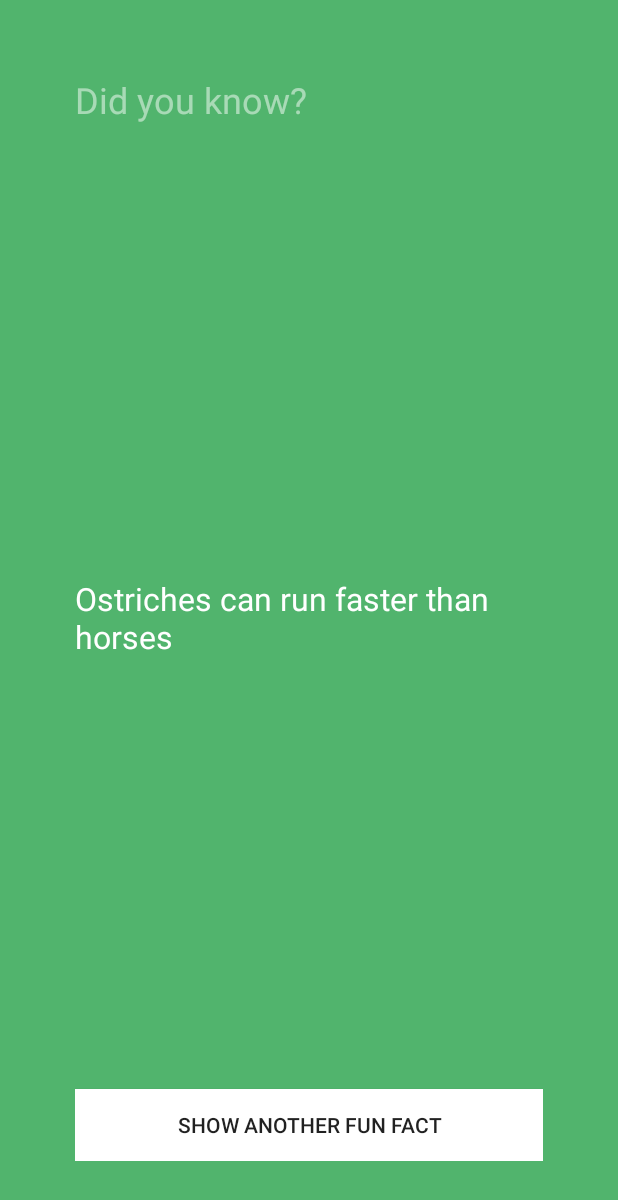
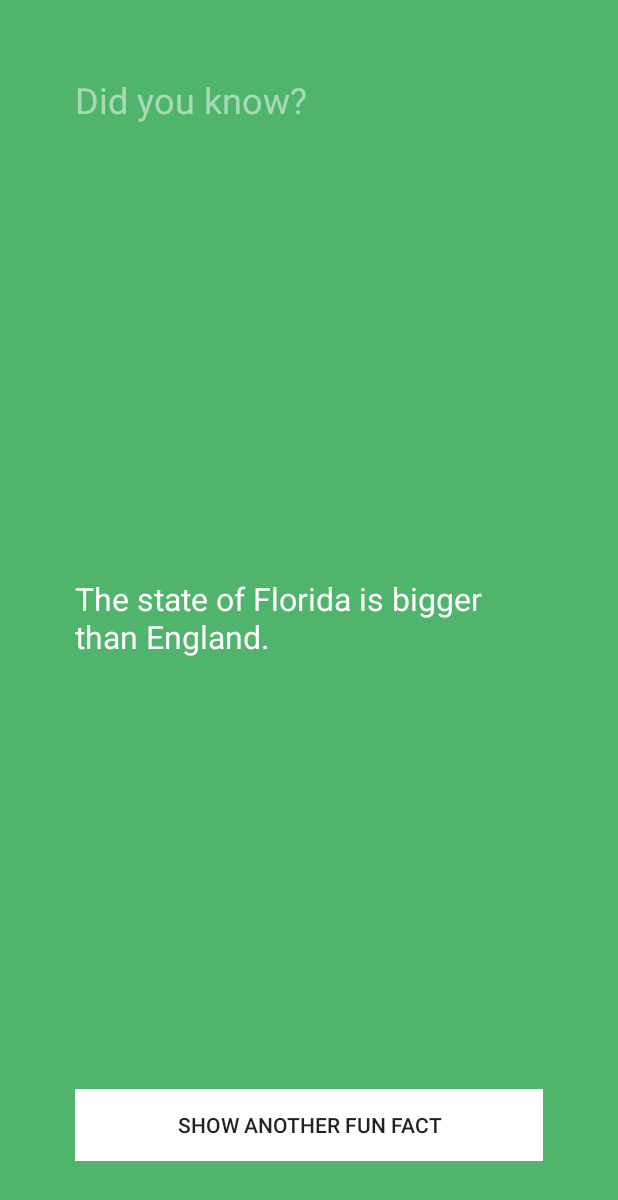
Before and after one commit to RadhepS/Fun-Fact-App, an Android app: the screen it shows after launch (FunFactsActivity), after a tap on "SHOW ANOTHER FUN FACT", on a phone screen of 412 x 824 dp. Shown: the top 1200 px of the screen. Run offline under Robolectric (Android 15) with nearby library versions, the phone set to English and light mode, and no system bars.

Commit message:
Randomly displays a fact after the button press (10 facts)

```diff
--- a/app/src/main/java/radhep/funfacts/FunFactsActivity.java
+++ b/app/src/main/java/radhep/funfacts/FunFactsActivity.java
@@ -5,6 +5,8 @@ import android.os.Bundle;
 import android.view.View;
 import android.widget.Button;
 import android.widget.TextView;
+
+import java.util.Random;
 
 public class FunFactsActivity extends AppCompatActivity {
 
@@ -23,8 +25,27 @@ public class FunFactsActivity extends AppCompatActivity {
         View.OnClickListener listener = new View.OnClickListener() {
             @Override
             public void onClick(View view) {
+                String[] factsArr = {
+                        "Ants stretch when they wake up in the morning.",
+                        "Ostriches can run faster than horses.",
+                        "Olympic gold medals are actually made mostly of silver.",
+                        "You are born with 300 bones; by the time you are an adult you will have 206.",
+                        "It takes about 8 minutes for light from the Sun to reach Earth.",
+                        "Some bamboo plants can grow almost a meter in just one day.",
+                        "The state of Florida is bigger than England.",
+                        "Some penguins can leap 2-3 meters out of the water.",
+                        "On average, it takes 66 days to form a new habit.",
+                        "Mammoths still walked the earth when the Great Pyramid was being built."};
+
                 //The button is clicked therefore we update the fact TextView with a new fact
-                String fact = "Ostriches can run faster than horses";
+                //Randomly select a fact
+
+                Random randomGen = new Random();
+                int randomNum = randomGen.nextInt(factsArr.length);
+
+                String fact = factsArr[randomNum];
+
+                //Updates the screen with the new fact
                 factTextView.setText(fact);
             }
         };
```
